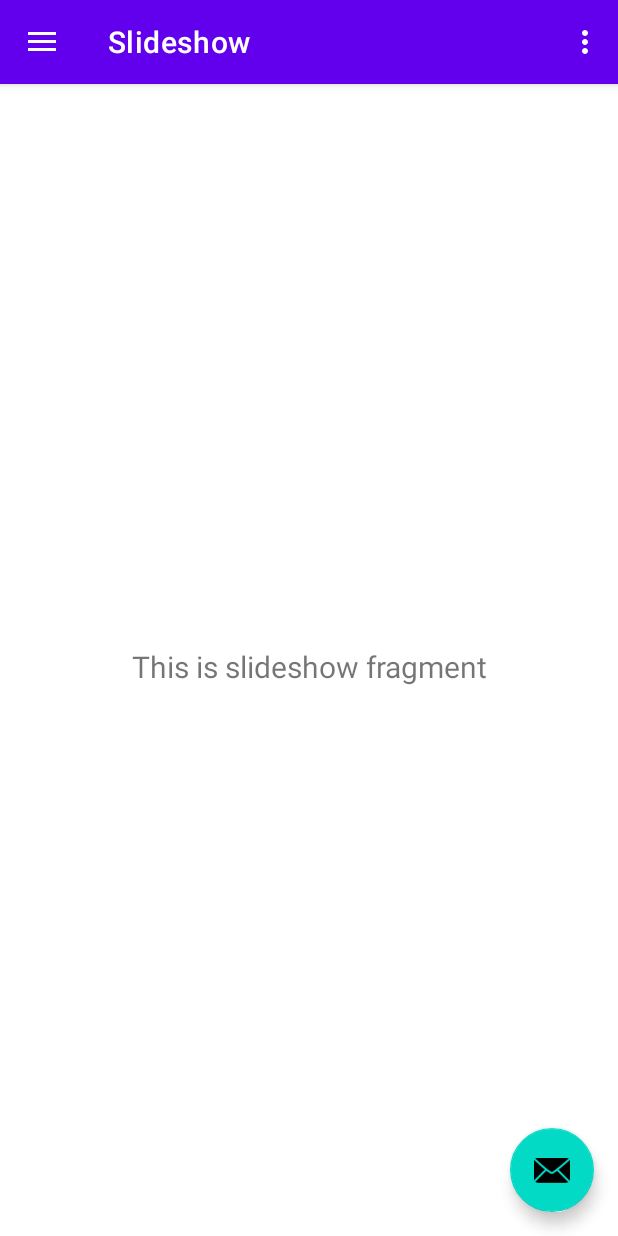
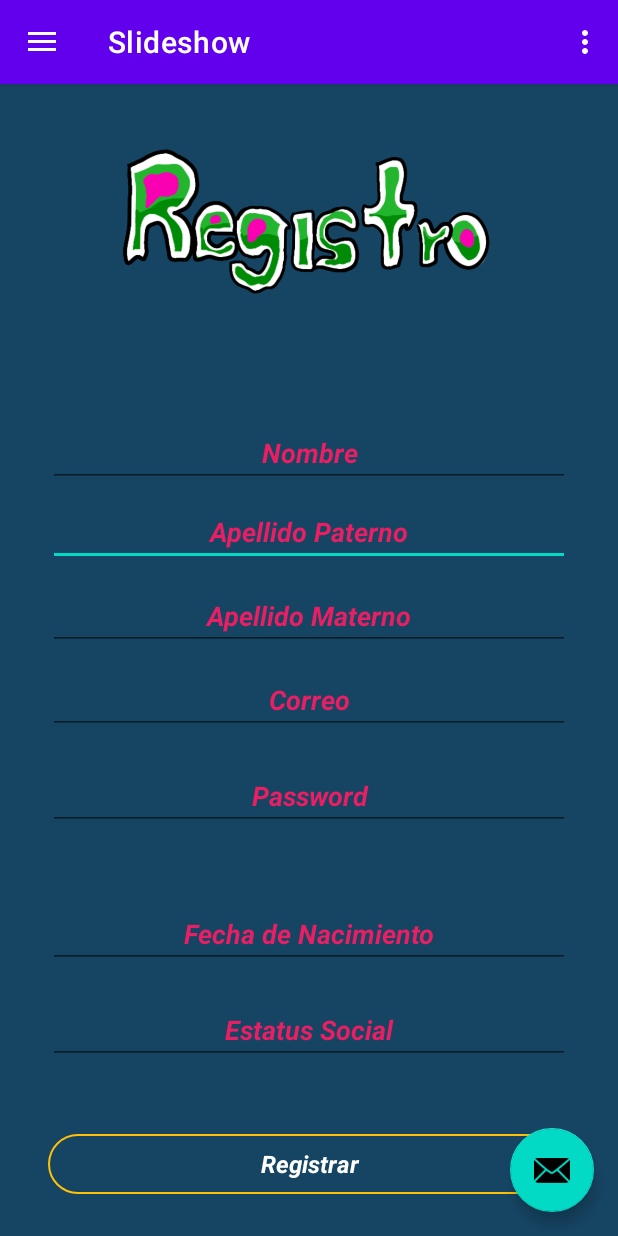
Before and after one commit to Usantiago1/AlienAp, an Android app: the screen it shows after launch (MainActivity), in the side drawer, after a tap on "Slideshow", on a phone screen of 412 x 824 dp. Run offline under Robolectric (Android 15) with nearby library versions, the phone set to English and light mode, and no system bars; our stand-ins replace navigation-ui.

Commit message:
Se arreglaron las clases del apartado de registro

```diff
--- a/app/src/main/java/com/example/alienapp/ui/Registro/RegistroFragment.java
+++ b/app/src/main/java/com/example/alienapp/ui/Registro/RegistroFragment.java
@@ -1,4 +1,40 @@
 package com.example.alienapp.ui.Registro;
 
-public class RegistroFragment {
+import android.os.Bundle;
+import android.view.LayoutInflater;
+import android.view.View;
+import android.view.ViewGroup;
+import android.widget.TextView;
+
+import androidx.annotation.NonNull;
+import androidx.fragment.app.Fragment;
+import androidx.lifecycle.ViewModelProvider;
+
+import com.example.alienapp.databinding.FragmentLoginBinding;
+import com.example.alienapp.databinding.FragmentRegistroBinding;
+
+public class RegistroFragment extends Fragment {
+    private FragmentRegistroBinding binding;
+
+
+
+    public View onCreateView(@NonNull LayoutInflater inflater,
+                             ViewGroup container, Bundle savedInstanceState) {
+        RegistroViewModel registroViewModel =
+                new ViewModelProvider(this).get(RegistroViewModel.class);
+        binding = FragmentRegistroBinding.inflate(inflater, container, false);
+        View root = binding.getRoot();
+        final TextView ApellidoPaterno = binding.ApellidoPaterno;
+        registroViewModel.getText().observe(getViewLifecycleOwner(), ApellidoPaterno::setText);
+
+        return root;
+    }
+    @Override
+    public void onDestroyView() {
+        super.onDestroyView();
+        binding = null;
+    }
+
+
+
 }
--- a/app/src/main/java/com/example/alienapp/ui/Registro/RegistroViewModel.java
+++ b/app/src/main/java/com/example/alienapp/ui/Registro/RegistroViewModel.java
@@ -1,4 +1,17 @@
 package com.example.alienapp.ui.Registro;
 
-public class RegistroViewModel {
+import androidx.lifecycle.LiveData;
+import androidx.lifecycle.MutableLiveData;
+import androidx.lifecycle.ViewModel;
+
+public class RegistroViewModel extends ViewModel {
+    private final MutableLiveData<String> mText;
+    public RegistroViewModel() {
+        mText = new MutableLiveData<>();
+        mText.setValue("");
+    }
+    public LiveData<String> getText() {
+        return mText;
+    }
+
 }
--- a/app/src/main/res/layout/fragment_registro.xml
+++ b/app/src/main/res/layout/fragment_registro.xml
@@ -4,16 +4,17 @@
     xmlns:tools="http://schemas.android.com/tools"
     android:layout_width="match_parent"
     android:layout_height="match_parent"
-    android:background="#164564">
-
+    android:background="#164564"
+    tools:context=".ui.Registro.RegistroFragment"
+    >
 
 
     <EditText
-        android:id="@+id/textView"
+        android:id="@+id/ApellidoPaterno"
         android:layout_width="match_parent"
         android:layout_height="wrap_content"
         android:layout_marginStart="32dp"
-        android:layout_marginTop="16dp"
+        android:layout_marginTop="276dp"
         android:layout_marginEnd="32dp"
         android:layout_marginBottom="16dp"
         android:hint="Apellido Paterno"
@@ -28,14 +29,15 @@
         app:layout_constraintHorizontal_bias="0.0"
         app:layout_constraintStart_toStartOf="parent"
         app:layout_constraintTop_toTopOf="parent"
-        app:layout_constraintVertical_bias="1.0" />
+        app:layout_constraintVertical_bias="1.0"
+        tools:ignore="UnknownId" />
 
     <EditText
-        android:id="@+id/textView5"
+        android:id="@+id/ApellidoMaterno"
         android:layout_width="match_parent"
         android:layout_height="wrap_content"
         android:layout_marginStart="32dp"
-        android:layout_marginTop="16dp"
+        android:layout_marginTop="332dp"
         android:layout_marginEnd="32dp"
         android:layout_marginBottom="16dp"
         android:hint="Apellido Materno"
@@ -47,17 +49,18 @@
         android:textStyle="bold|italic"
         app:layout_constraintBottom_toTopOf="@+id/textView6"
         app:layout_constraintEnd_toEndOf="parent"
-        app:layout_constraintHorizontal_bias="0.0"
+        app:layout_constraintHorizontal_bias="1.0"
         app:layout_constraintStart_toStartOf="parent"
         app:layout_constraintTop_toTopOf="parent"
-        app:layout_constraintVertical_bias="1.0" />
+        app:layout_constraintVertical_bias="1.0"
+        tools:ignore="UnknownId" />
 
     <EditText
-        android:id="@+id/textView6"
+        android:id="@+id/Correo"
         android:layout_width="match_parent"
         android:layout_height="wrap_content"
         android:layout_marginStart="32dp"
-        android:layout_marginTop="16dp"
+        android:layout_marginTop="388dp"
         android:layout_marginEnd="32dp"
         android:layout_marginBottom="16dp"
         android:hint="Correo"
@@ -72,14 +75,15 @@
         app:layout_constraintHorizontal_bias="0.0"
         app:layout_constraintStart_toStartOf="parent"
         app:layout_constraintTop_toTopOf="parent"
-        app:layout_constraintVertical_bias="1.0" />
+        app:layout_constraintVertical_bias="1.0"
+        tools:ignore="UnknownId" />
 
     <EditText
-        android:id="@+id/textView7"
+        android:id="@+id/Password"
         android:layout_width="match_parent"
         android:layout_height="wrap_content"
         android:layout_marginStart="32dp"
-        android:layout_marginTop="16dp"
+        android:layout_marginTop="452dp"
         android:layout_marginEnd="32dp"
         android:layout_marginBottom="16dp"
         android:hint="Password"
@@ -94,10 +98,11 @@
         app:layout_constraintHorizontal_bias="0.0"
         app:layout_constraintStart_toStartOf="parent"
         app:layout_constraintTop_toTopOf="parent"
-        app:layout_constraintVertical_bias="0.987" />
+        app:layout_constraintVertical_bias="0.987"
+        tools:ignore="UnknownId" />
 
     <EditText
-        android:id="@+id/textView8"
+        android:id="@+id/Fechadenacimiento"
         android:layout_width="match_parent"
         android:layout_height="wrap_content"
         android:layout_marginStart="32dp"
@@ -119,7 +124,7 @@
         app:layout_constraintVertical_bias="0.764" />
 
     <EditText
-        android:id="@+id/textView9"
+        android:id="@+id/Estatussocial"
         android:layout_width="match_parent"
         android:layout_height="wrap_content"
         android:layout_marginStart="32dp"
@@ -141,7 +146,7 @@
         app:layout_constraintVertical_bias="0.857" />
 
     <Button
-        android:id="@+id/button"
+        android:id="@+id/Registro"
         style="@style/Widget.Material3.Button.OutlinedButton"
         android:layout_width="match_parent"
         android:layout_height="wrap_content"
@@ -161,7 +166,8 @@
         app:layout_constraintHorizontal_bias="0.0"
         app:layout_constraintStart_toStartOf="parent"
         app:rippleColor="#FFC107"
-        app:strokeColor="#FFC107" />
+        app:strokeColor="#FFC107"
+        tools:ignore="InvalidId" />
 
     <ImageView
         android:id="@+id/imageView2"
@@ -172,11 +178,12 @@
         app:layout_constraintHorizontal_bias="0.495"
         app:layout_constraintStart_toStartOf="parent"
         app:layout_constraintTop_toTopOf="parent"
-        app:layout_constraintVertical_bias="0.0"
-        app:srcCompat="@drawable/registrobien" />
+        app:layout_constraintVertical_bias="0.048"
+        app:srcCompat="@drawable/registrobien"
+        tools:ignore="UnknownId" />
 
     <EditText
-        android:id="@+id/editTextTextPersonName"
+        android:id="@+id/Nombre"
         android:layout_width="match_parent"
         android:layout_height="wrap_content"
         android:layout_marginStart="32dp"
--- a/app/src/main/res/menu/activity_main_drawer.xml
+++ b/app/src/main/res/menu/activity_main_drawer.xml
@@ -11,7 +11,7 @@
         <item
             android:id="@+id/nav_gallery"
             android:icon="@drawable/baseline_info_black_24dp"
-            android:title="@string/menu_info" />
+            android:title="Registro" />
         <item
             android:id="@+id/nav_slideshow"
             android:icon="@drawable/ic_menu_slideshow"
--- a/app/src/main/res/navigation/mobile_navigation.xml
+++ b/app/src/main/res/navigation/mobile_navigation.xml
@@ -19,7 +19,7 @@
 
     <fragment
         android:id="@+id/nav_slideshow"
-        android:name="com.example.alienapp.ui.slideshow.SlideshowFragment"
+        android:name="com.example.alienapp.ui.Registro.RegistroFragment"
         android:label="@string/menu_slideshow"
-        tools:layout="@layout/fragment_slideshow" />
+        tools:layout="@layout/fragment_registro" />
 </navigation>
```
